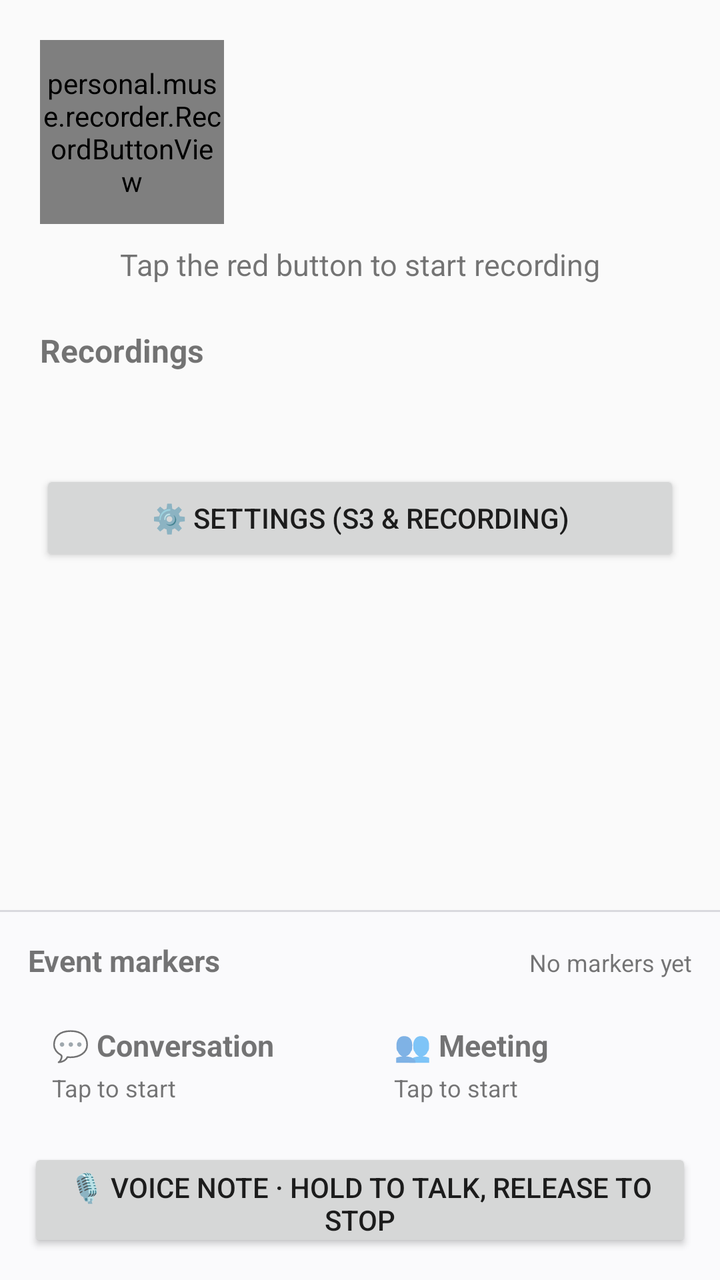
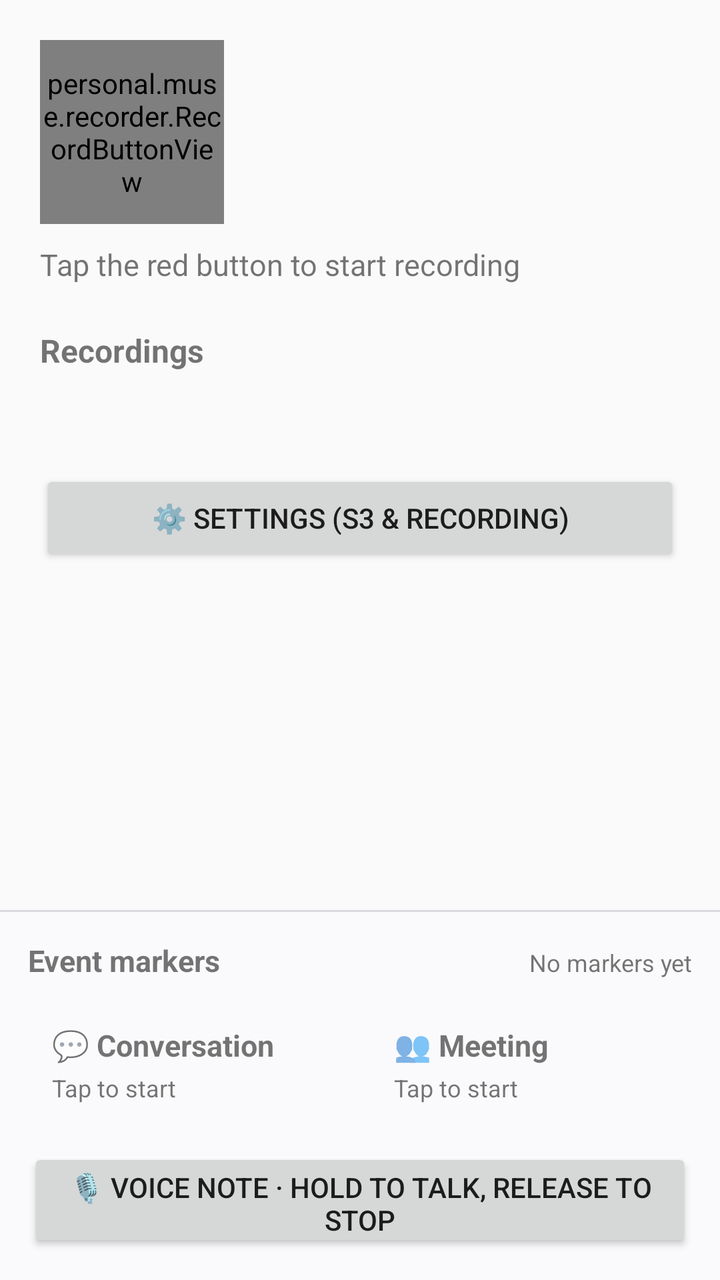

Before-and-after screenshots of an Android layout around one commit, followed by the original layout XML and the change that was made.
<!-- AndroidManifest.xml: application theme android:Theme.Material.Light -->
<!-- res/layout/activity_main.xml -->
<?xml version="1.0" encoding="utf-8"?>
<LinearLayout xmlns:android="http://schemas.android.com/apk/res/android"
    android:layout_width="match_parent"
    android:layout_height="match_parent"
    android:orientation="vertical">

    
    <ScrollView
        android:layout_width="match_parent"
        android:layout_height="0dp"
        android:layout_weight="1">

        <LinearLayout
            android:layout_width="match_parent"
            android:layout_height="wrap_content"
            android:orientation="vertical"
            android:padding="20dp">

            
            <LinearLayout
                android:layout_width="match_parent"
                android:layout_height="wrap_content"
                android:gravity="center_vertical"
                android:orientation="horizontal">

                <personal.muse.recorder.RecordButtonView
                    android:id="@+id/recordButton"
                    android:layout_width="92dp"
                    android:layout_height="92dp"
                    android:clickable="true"
                    android:focusable="true" />

                <personal.muse.recorder.WaveformView
                    android:id="@+id/waveform"
                    android:layout_width="0dp"
                    android:layout_height="92dp"
                    android:layout_marginStart="14dp"
                    android:layout_weight="1"
                    android:visibility="invisible" />
            </LinearLayout>

            <TextView
                android:id="@+id/statusText"
                android:layout_width="match_parent"
                android:layout_height="wrap_content"
                android:layout_marginTop="10dp"
                android:gravity="center"
                android:text="@string/status_tap_record"
                android:textSize="15sp" />

            <TextView
                android:id="@+id/filesTitle"
                android:layout_width="wrap_content"
                android:layout_height="wrap_content"
                android:layout_marginTop="22dp"
                android:text="@string/files_title"
                android:textSize="16sp"
                android:textStyle="bold" />

            <LinearLayout
                android:id="@+id/pendingContainer"
                android:layout_width="match_parent"
                android:layout_height="wrap_content"
                android:layout_marginTop="8dp"
                android:orientation="vertical" />

            <ProgressBar
                android:id="@+id/uploadProgress"
                style="?android:attr/progressBarStyleHorizontal"
                android:layout_width="match_parent"
                android:layout_height="wrap_content"
                android:layout_marginTop="10dp"
                android:max="100"
                android:progress="0"
                android:visibility="gone" />

            <TextView
                android:id="@+id/uploadStatusText"
                android:layout_width="match_parent"
                android:layout_height="wrap_content"
                android:layout_marginTop="6dp"
                android:text=""
                android:textSize="14sp" />

            <Button
                android:id="@+id/retryUploadButton"
                android:layout_width="match_parent"
                android:layout_height="wrap_content"
                android:layout_marginTop="8dp"
                android:text="@string/retry_upload"
                android:visibility="gone" />

            <Button
                android:id="@+id/settingsToggleButton"
                android:layout_width="match_parent"
                android:layout_height="wrap_content"
                android:layout_marginTop="16dp"
                android:text="@string/settings_button" />

            <LinearLayout
                android:id="@+id/settingsContainer"
                android:layout_width="match_parent"
                android:layout_height="wrap_content"
                android:orientation="vertical"
                android:visibility="gone">

                <TextView
                    android:layout_width="wrap_content"
                    android:layout_height="wrap_content"
                    android:layout_marginTop="12dp"
                    android:text="@string/language_label"
                    android:textStyle="bold" />

                <Spinner
                    android:id="@+id/languageSpinner"
                    android:layout_width="match_parent"
                    android:layout_height="wrap_content"
                    android:layout_marginTop="4dp" />

                <TextView
                    android:layout_width="wrap_content"
                    android:layout_height="wrap_content"
                    android:layout_marginTop="12dp"
                    android:text="@string/settings_s3_title"
                    android:textStyle="bold" />

                <TextView
                    android:layout_width="wrap_content"
                    android:layout_height="wrap_content"
                    android:layout_marginTop="10dp"
                    android:text="@string/preset_label" />

                <Spinner
                    android:id="@+id/presetSpinner"
                    android:layout_width="match_parent"
                    android:layout_height="wrap_content"
                    android:layout_marginTop="4dp" />

                <TextView
                    android:layout_width="wrap_content"
                    android:layout_height="wrap_content"
                    android:layout_marginTop="8dp"
                    android:text="@string/endpoint_label" />

                <EditText
                    android:id="@+id/endpointInput"
                    android:layout_width="match_parent"
                    android:layout_height="wrap_content"
                    android:hint="https://…"
                    android:inputType="textUri"
                    android:singleLine="true" />

                <TextView
                    android:layout_width="wrap_content"
                    android:layout_height="wrap_content"
                    android:layout_marginTop="8dp"
                    android:text="@string/region_label" />

                <EditText
                    android:id="@+id/regionInput"
                    android:layout_width="match_parent"
                    android:layout_height="wrap_content"
                    android:hint="auto"
                    android:inputType="text"
                    android:singleLine="true" />

                <TextView
                    android:layout_width="wrap_content"
                    android:layout_height="wrap_content"
                    android:layout_marginTop="8dp"
                    android:text="@string/bucket_label" />

                <EditText
                    android:id="@+id/bucketInput"
                    android:layout_width="match_parent"
                    android:layout_height="wrap_content"
                    android:hint="recordings"
                    android:inputType="text"
                    android:singleLine="true" />

                <TextView
                    android:layout_width="wrap_content"
                    android:layout_height="wrap_content"
                    android:layout_marginTop="8dp"
                    android:text="@string/access_key_label" />

                <EditText
                    android:id="@+id/accessKeyInput"
                    android:layout_width="match_parent"
                    android:layout_height="wrap_content"
                    android:hint="AccessKey"
                    android:inputType="text"
                    android:singleLine="true" />

                <TextView
                    android:layout_width="wrap_content"
                    android:layout_height="wrap_content"
                    android:layout_marginTop="8dp"
                    android:text="@string/secret_label" />

                <EditText
                    android:id="@+id/secretKeyInput"
                    android:layout_width="match_parent"
                    android:layout_height="wrap_content"
                    android:hint="SecretKey"
                    android:inputType="textPassword"
                    android:singleLine="true" />

                <CheckBox
                    android:id="@+id/virtualStyleCheck"
                    android:layout_width="wrap_content"
                    android:layout_height="wrap_content"
                    android:layout_marginTop="6dp"
                    android:text="@string/virtual_style_label" />

                <TextView
                    android:layout_width="wrap_content"
                    android:layout_height="wrap_content"
                    android:layout_marginTop="8dp"
                    android:text="@string/segment_minutes_label" />

                <EditText
                    android:id="@+id/segmentMinutesInput"
                    android:layout_width="match_parent"
                    android:layout_height="wrap_content"
                    android:hint="60"
                    android:inputType="number"
                    android:singleLine="true" />

                <CheckBox
                    android:id="@+id/wifiOnlyCheck"
                    android:layout_width="wrap_content"
                    android:layout_height="wrap_content"
                    android:layout_marginTop="6dp"
                    android:text="@string/wifi_only_label" />

                <CheckBox
                    android:id="@+id/deleteAfterUploadCheck"
                    android:layout_width="wrap_content"
                    android:layout_height="wrap_content"
                    android:text="@string/delete_after_label" />

                <CheckBox
                    android:id="@+id/autoResumeCheck"
                    android:layout_width="wrap_content"
                    android:layout_height="wrap_content"
                    android:text="@string/auto_resume_label" />

                <Button
                    android:id="@+id/saveSettingsButton"
                    android:layout_width="match_parent"
                    android:layout_height="wrap_content"
                    android:layout_marginTop="12dp"
                    android:text="@string/save_settings" />

                <Button
                    android:id="@+id/batteryButton"
                    android:layout_width="match_parent"
                    android:layout_height="wrap_content"
                    android:layout_marginTop="8dp"
                    android:text="@string/battery_button" />
            </LinearLayout>
        </LinearLayout>
    </ScrollView>

    <View
        android:layout_width="match_parent"
        android:layout_height="1dp"
        android:background="#D9D9DE" />

    <LinearLayout
        android:layout_width="match_parent"
        android:layout_height="wrap_content"
        android:background="#FAFAFC"
        android:orientation="vertical"
        android:padding="14dp">

        <LinearLayout
            android:layout_width="match_parent"
            android:layout_height="wrap_content"
            android:orientation="horizontal">

            <TextView
                android:layout_width="wrap_content"
                android:layout_height="wrap_content"
                android:text="@string/events_title"
                android:textSize="15sp"
                android:textStyle="bold" />

            <TextView
                android:id="@+id/lastEventText"
                android:layout_width="0dp"
                android:layout_height="wrap_content"
                android:layout_weight="1"
                android:gravity="end"
                android:text="@string/no_events_yet"
                android:textSize="12sp" />
        </LinearLayout>

        <LinearLayout
            android:layout_width="match_parent"
            android:layout_height="wrap_content"
            android:layout_marginTop="10dp"
            android:orientation="horizontal">

            <LinearLayout
                android:id="@+id/convCard"
                android:layout_width="0dp"
                android:layout_height="wrap_content"
                android:layout_weight="1"
                android:clickable="true"
                android:focusable="true"
                android:orientation="vertical"
                android:padding="12dp">

                <TextView
                    android:id="@+id/convCardTitle"
                    android:layout_width="wrap_content"
                    android:layout_height="wrap_content"
                    android:text="@string/conv_card"
                    android:textSize="15sp"
                    android:textStyle="bold" />

                <TextView
                    android:id="@+id/convCardState"
                    android:layout_width="wrap_content"
                    android:layout_height="wrap_content"
                    android:layout_marginTop="3dp"
                    android:text="@string/tap_to_start"
                    android:textSize="12sp" />
            </LinearLayout>

            <View
                android:layout_width="10dp"
                android:layout_height="1dp" />

            <LinearLayout
                android:id="@+id/meetingCard"
                android:layout_width="0dp"
                android:layout_height="wrap_content"
                android:layout_weight="1"
                android:clickable="true"
                android:focusable="true"
                android:orientation="vertical"
                android:padding="12dp">

                <TextView
                    android:id="@+id/meetingCardTitle"
                    android:layout_width="wrap_content"
                    android:layout_height="wrap_content"
                    android:text="@string/meeting_card"
                    android:textSize="15sp"
                    android:textStyle="bold" />

                <TextView
                    android:id="@+id/meetingCardState"
                    android:layout_width="wrap_content"
                    android:layout_height="wrap_content"
                    android:layout_marginTop="3dp"
                    android:text="@string/tap_to_start"
                    android:textSize="12sp" />
            </LinearLayout>
        </LinearLayout>

        <Button
            android:id="@+id/selfNoteButton"
            android:layout_width="match_parent"
            android:layout_height="52dp"
            android:layout_marginTop="10dp"
            android:text="@string/self_note_button" />
    </LinearLayout>
</LinearLayout>
<!-- resources referenced by this layout -->
<resources>
  <string name="access_key_label">Access Key ID</string>
  <string name="auto_resume_label">Auto-resume recording after the phone restarts</string>
  <string name="battery_button">Allow background running (disable battery optimization)</string>
  <string name="bucket_label">Bucket (Tencent Cloud bucket names need the -APPID suffix)</string>
  <string name="conv_card">💬 Conversation</string>
  <string name="delete_after_label">Delete local segments after a successful upload (saves space)</string>
  <string name="endpoint_label">Endpoint (for R2: https://&lt;AccountID&gt;.r2.cloudflarestorage.com)</string>
  <string name="events_title">Event markers</string>
  <string name="files_title">Recordings</string>
  <string name="language_label">Language</string>
  <string name="meeting_card">👥 Meeting</string>
  <string name="no_events_yet">No markers yet</string>
  <string name="preset_label">Cloud preset (picking one fills in the address and region; you can still edit them)</string>
  <string name="region_label">Region (R2 uses “auto”; other providers use their region code)</string>
  <string name="retry_upload">Retry upload now</string>
  <string name="save_settings">Save settings</string>
  <string name="secret_label">Secret Access Key (stored only on this phone — never share it)</string>
  <string name="segment_minutes_label">Segment length (minutes, default 60)</string>
  <string name="self_note_button">🎙 Voice note · Hold to talk, release to stop</string>
  <string name="settings_button">⚙️ Settings (S3 &amp; recording)</string>
  <string name="settings_s3_title">S3 storage settings (saving triggers an upload right away)</string>
  <string name="status_tap_record">Tap the red button to start recording</string>
  <string name="tap_to_start">Tap to start</string>
  <string name="virtual_style_label">Virtual-host style (bucket in the hostname; check for Alibaba / Tencent / AWS / Qiniu, leave unchecked for R2 / B2)</string>
  <string name="wifi_only_label">Upload only on Wi‑Fi / unmetered networks</string>
</resources>

<!-- the commit's change to res/layout/activity_main.xml (unified diff, before → after) -->
@@ -44,7 +44,7 @@
                 android:layout_width="match_parent"
                 android:layout_height="wrap_content"
                 android:layout_marginTop="10dp"
-                android:gravity="center"
+                android:gravity="start"
                 android:text="@string/status_tap_record"
                 android:textSize="15sp" />
 
